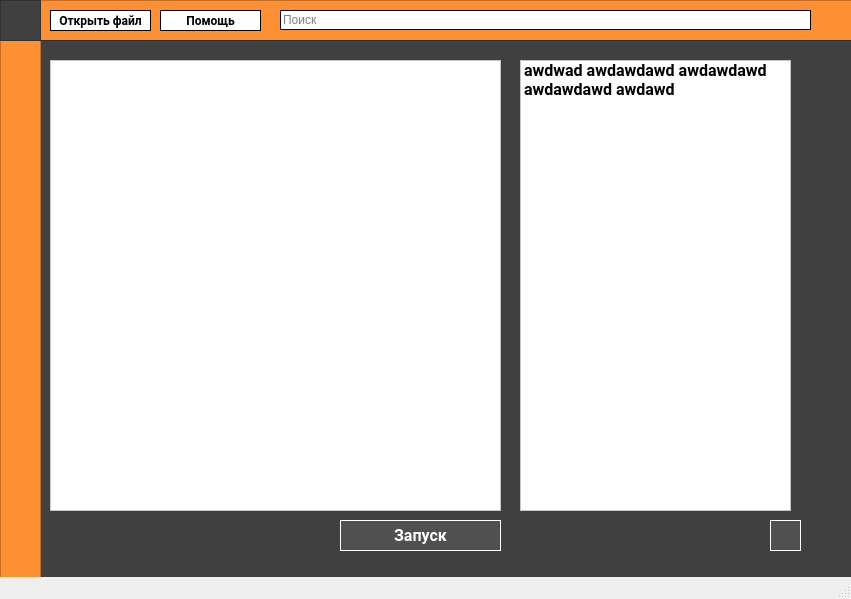
Before: the Qt Designer form architecture/project.ui in SSH1van/ARFA, drawn with Qt 5.
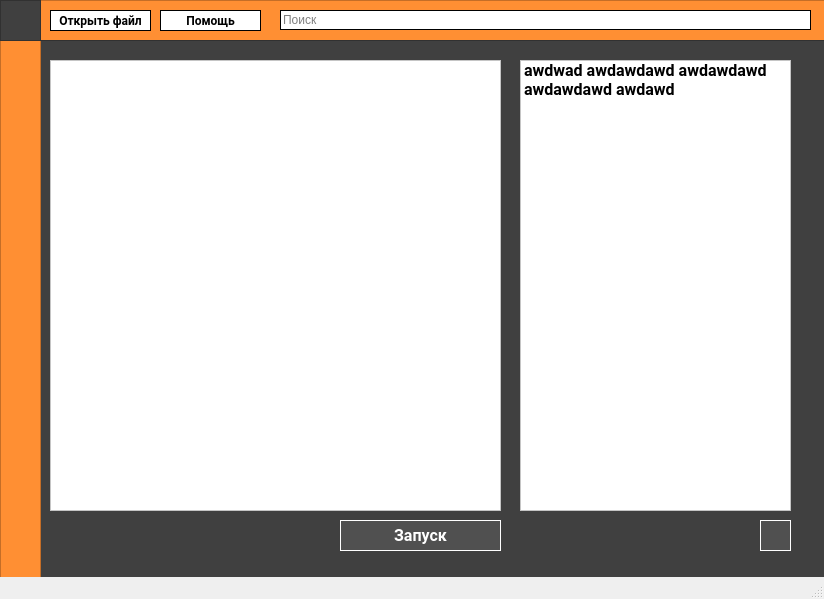
After: the same form once the commit is applied. Icons and pictures are not drawn.

Commit message: res.qrs and resoures files

```diff
--- a/architecture/project.ui
+++ b/architecture/project.ui
@@ -6,7 +6,7 @@
    <rect>
     <x>0</x>
     <y>0</y>
-    <width>851</width>
+    <width>824</width>
     <height>599</height>
    </rect>
   </property>
@@ -166,7 +166,7 @@
     <widget class="QPushButton" name="pushButton_3">
      <property name="geometry">
       <rect>
-       <x>740</x>
+       <x>730</x>
        <y>480</y>
        <width>31</width>
        <height>31</height>
```
Left out of the diff: 6 changed lines with no effect on the pictures. The commit also changes 2 other files.
